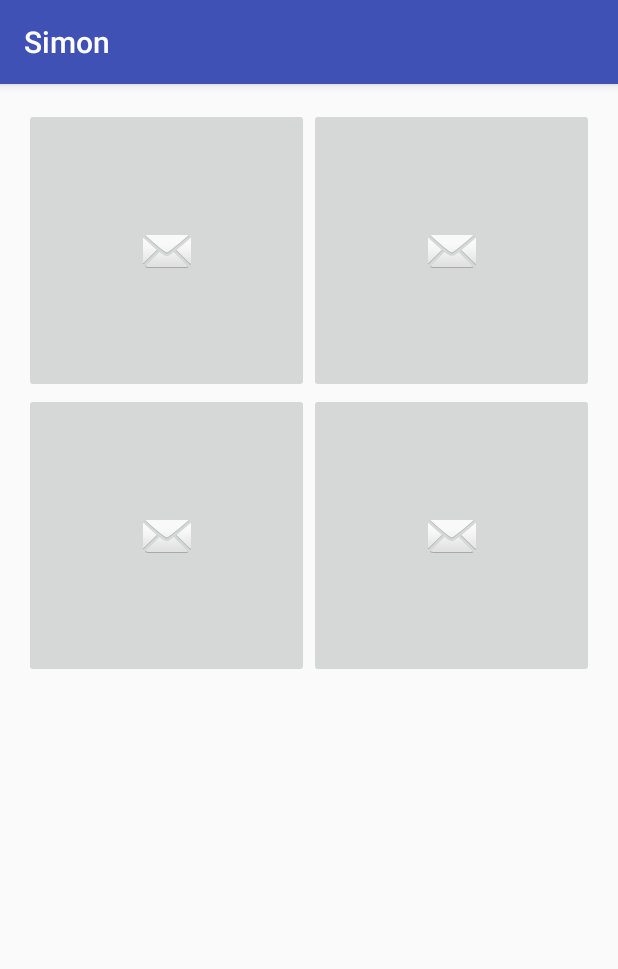
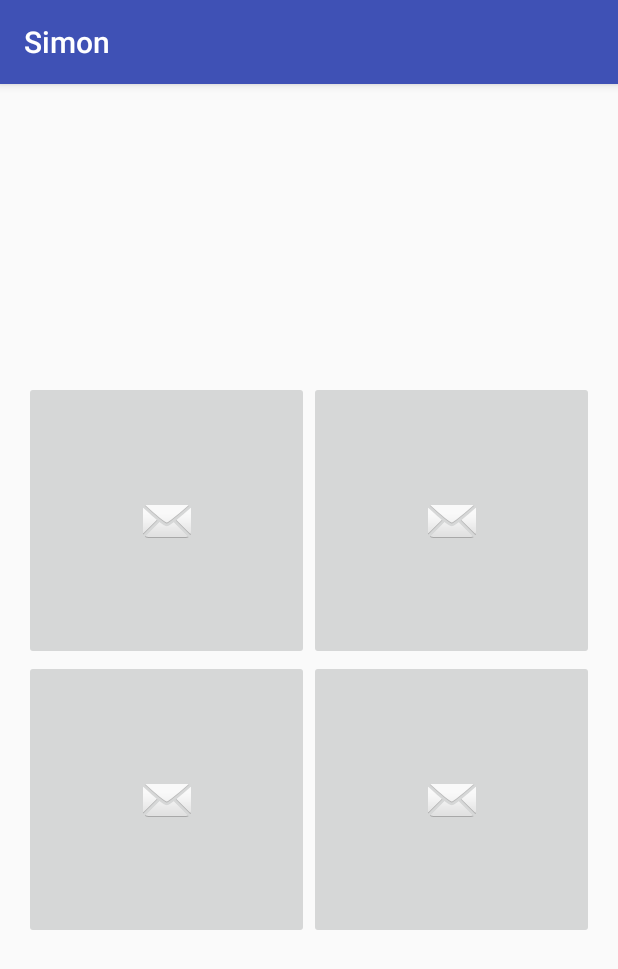
Before and after one commit to dchoi3/Simon, an Android app: the GameActivity screen opened directly, with no data from a screen before it, on a phone screen of 412 x 824 dp. Shown: the top 969 px of the screen. Run offline under Robolectric (Android 15) with nearby library versions, the phone set to English and light mode, and no system bars.

Commit message:
switched to table layout

```diff
--- a/app/src/main/res/layout/activity_game.xml
+++ b/app/src/main/res/layout/activity_game.xml
@@ -11,49 +11,55 @@
     android:paddingTop="@dimen/activity_vertical_margin"
     tools:context="com.danielchoi.simon.GameActivity">
 
+
     <TableLayout
-        android:layout_width="wrap_content"
+        android:layout_width="match_parent"
         android:layout_height="wrap_content"
-        android:weightSum="2"
-        android:orientation="vertical">
+        android:layout_centerVertical="true"
+        android:layout_alignParentStart="true">
 
         <TableRow
             android:layout_width="match_parent"
-            android:layout_height="match_parent" >
+            android:layout_height="0dp"
+            android:weightSum="2">
 
             <ImageButton
                 app:srcCompat="@android:drawable/ic_dialog_email"
                 android:id="@+id/green_imageButton"
-                android:layout_width="190dp"
-                android:layout_height="190dp"
-                android:layout_weight="1"/>
+                android:layout_width="0dp"
+                android:layout_height="match_parent"
+                android:adjustViewBounds="true"
+                android:layout_weight="1" />
 
             <ImageButton
                 app:srcCompat="@android:drawable/ic_dialog_email"
                 android:id="@+id/blue_imageButton"
-                android:layout_width="190dp"
-                android:layout_height="190dp"
-                android:layout_weight="1"/>
+                android:layout_width="0dp"
+                android:layout_height="match_parent"
+                android:adjustViewBounds="true"
+                android:layout_weight="1" />
         </TableRow>
 
         <TableRow
             android:layout_width="match_parent"
-            android:layout_height="match_parent" >
+            android:layout_height="0sp"
+            android:weightSum="2">
 
             <ImageButton
                 app:srcCompat="@android:drawable/ic_dialog_email"
                 android:id="@+id/yellow_imageButton"
-                android:layout_width="190dp"
-                android:layout_height="190dp"
-                android:layout_marginBottom="142dp"
-                android:layout_weight="1" />
+                android:layout_width="0dp"
+                android:layout_height="match_parent"
+                android:layout_weight="1"
+                android:adjustViewBounds="true"/>
 
             <ImageButton
                 app:srcCompat="@android:drawable/ic_dialog_email"
                 android:id="@+id/red_imageButton"
-                android:layout_width="190dp"
-                android:layout_height="190dp"
-                android:layout_weight="1" />
+                android:layout_width="0dp"
+                android:layout_height="match_parent"
+                android:layout_weight="1"
+                android:adjustViewBounds="true"/>
         </TableRow>
 
     </TableLayout>
```
